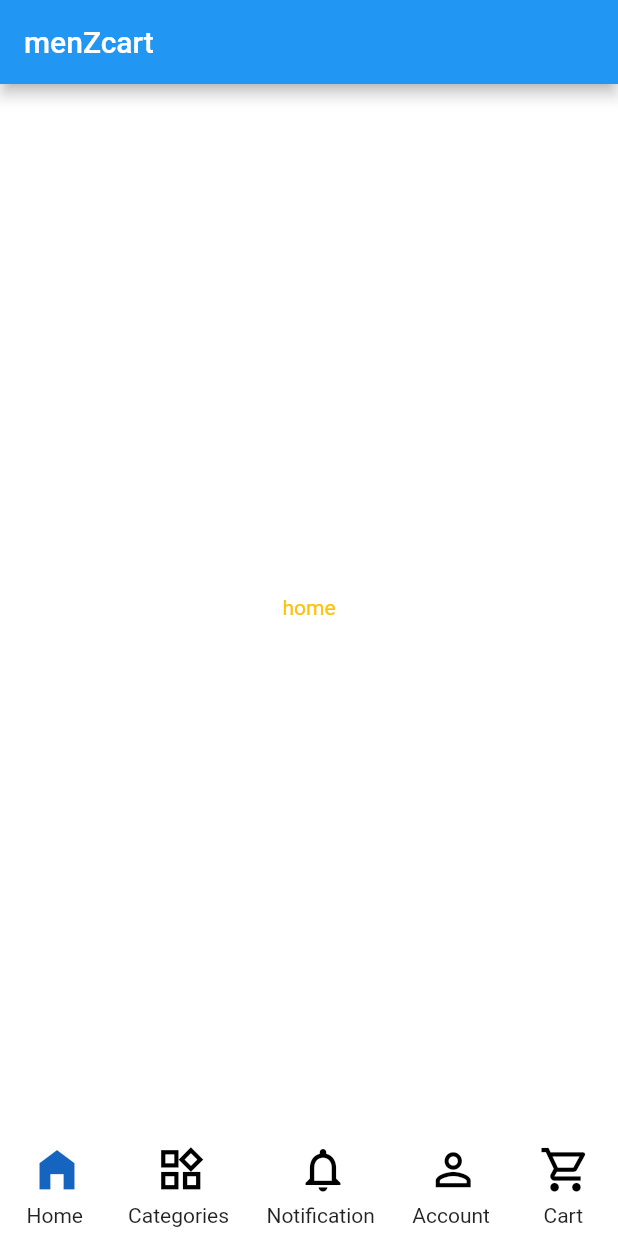
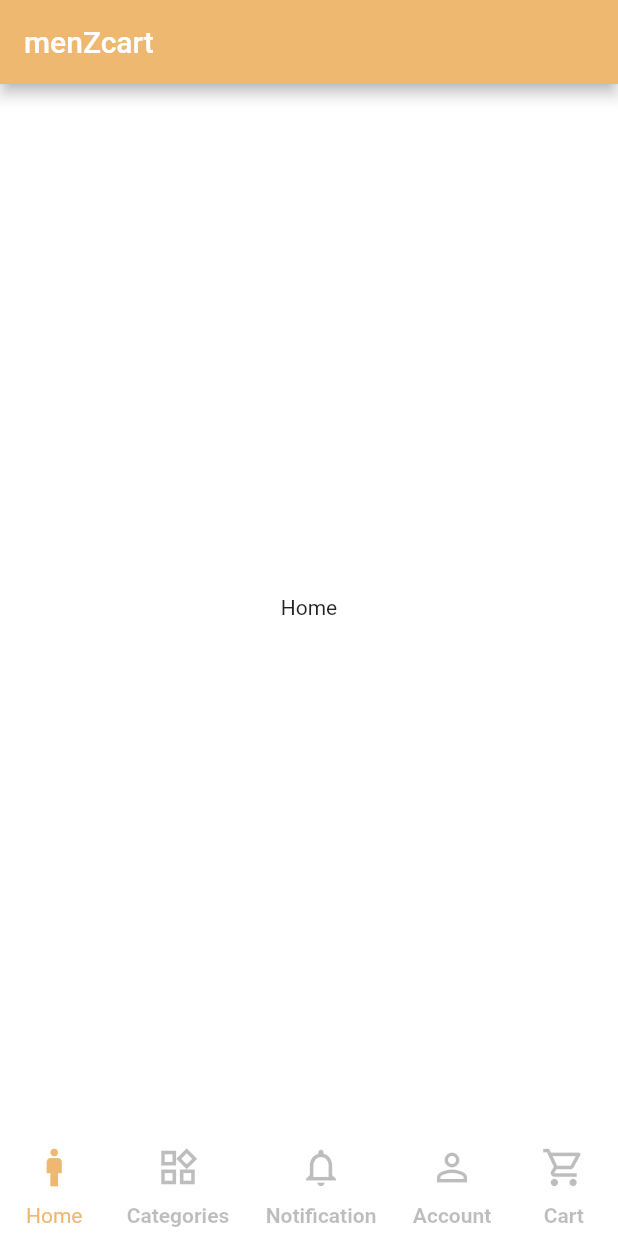
Before and after one commit to pranavpv773/menzclub, a Flutter app: the screen it shows after launch, on a phone screen of 412 x 824 dp. Run offline on Flutter 3.47's test engine with Material 2 defaults, Android fonts, the phone set to English and light mode, and no system bars.

Commit message:
categories screen completed

```diff
--- a/lib/constants/colors.dart
+++ b/lib/constants/colors.dart
@@ -1,3 +1,4 @@
 import 'package:flutter/material.dart';
 
 Color kWhite = Colors.white;
+Color pBlue = Color.fromARGB(255, 238, 184, 113);
--- a/lib/global/view/global_screen.dart
+++ b/lib/global/view/global_screen.dart
@@ -1,4 +1,5 @@
 import 'package:flutter/material.dart';
+import 'package:menz_cart_app/constants/colors.dart';
 import 'package:menz_cart_app/global/view_model/global_provider.dart';
 import 'package:provider/provider.dart';
 
@@ -12,14 +13,17 @@ class GlobalScreen extends StatelessWidget {
     final width = MediaQuery.of(context).size.width;
     final height = MediaQuery.of(context).size.height;
 
-    return Scaffold(
-      appBar: AppBar(
-        title: Text('menZcart'),
+    return SafeArea(
+      child: Scaffold(
+        appBar: AppBar(
+          backgroundColor: pBlue,
+          title: const Text('menZcart'),
+        ),
+        body: Consumer<GlobalProvider>(builder: (context, value, _) {
+          return value.pages[value.pageIndex];
+        }),
+        bottomNavigationBar: const BottomNav(),
       ),
-      body: Consumer<GlobalProvider>(builder: (context, value, _) {
-        return value.pages[value.pageIndex];
-      }),
-      bottomNavigationBar: const BottomNav(),
     );
   }
 }
--- a/lib/global/view/widgets/bottom_nav.dart
+++ b/lib/global/view/widgets/bottom_nav.dart
@@ -23,8 +23,8 @@ class BottomNav extends StatelessWidget {
           BottomNavItems(
             index: 0,
             section: 'Home',
-            icon1: Icons.home_filled,
-            icon2: Icons.home_outlined,
+            icon1: Icons.man,
+            icon2: Icons.man,
           ),
           BottomNavItems(
             index: 1,
@@ -70,7 +70,8 @@ class BottomNavItems extends StatelessWidget {
   final IconData icon2;
   @override
   Widget build(BuildContext context) {
-    return Consumer<GlobalProvider>(builder: (context, value, _) {
+    return Consumer<GlobalProvider>(
+      builder: (context, value, _) {
         return Column(
           children: [
             IconButton(
@@ -86,10 +87,22 @@ class BottomNavItems extends StatelessWidget {
                       icon: icon2,
                     ),
             ),
-          Text(section),
+            value.pageIndex != index
+                ? Text(
+                    section,
+                    style: const TextStyle(
+                      fontWeight: FontWeight.bold,
+                      color: Colors.black26,
+                    ),
+                  )
+                : Text(
+                    section,
+                    style: TextStyle(color: pBlue),
+                  ),
           ],
         );
-    });
+      },
+    );
   }
 }
 
@@ -103,8 +116,8 @@ class NonBottomNavIcon extends StatelessWidget {
   Widget build(BuildContext context) {
     return Icon(
       icon,
-      color: Colors.black,
-      size: 35,
+      color: Colors.black26,
+      size: 30,
     );
   }
 }
@@ -119,8 +132,8 @@ class BottomNavIcon extends StatelessWidget {
   Widget build(BuildContext context) {
     return Icon(
       icon,
-      color: Colors.blue[800],
-      size: 35,
+      color: pBlue,
+      size: 30,
     );
   }
 }
--- a/lib/global/view_model/global_provider.dart
+++ b/lib/global/view_model/global_provider.dart
@@ -1,19 +1,16 @@
 import 'package:flutter/widgets.dart';
-import 'package:menz_cart_app/global/view/global_screen.dart';
+import 'package:menz_cart_app/categories/view/category_screen.dart';
+import 'package:menz_cart_app/home/view/home_screen.dart';
 import 'package:menz_cart_app/shirt/view/shirt_screen.dart';
 
 class GlobalProvider with ChangeNotifier {
   int pageIndex = 0;
 
   final pages = [
+    const HomeScreen(),
+    const CategoriesScreen(),
     const ShirtScreen(
-      string: 'home',
-    ),
-    const ShirtScreen(
-      string: 'categories',
-    ),
-    const ShirtScreen(
-      string: 'notification',
+      string: 'Notification',
     ),
     const ShirtScreen(
       string: 'account',
--- /dev/null
+++ b/lib/home/view/home_screen.dart
@@ -0,0 +1,14 @@
+import 'package:flutter/material.dart';
+
+class HomeScreen extends StatelessWidget {
+  const HomeScreen({Key? key}) : super(key: key);
+
+  @override
+  Widget build(BuildContext context) {
+    return const Center(
+      child: Text(
+        'Home',
+      ),
+    );
+  }
+}
```
Also changed, not shown: lib/categories/view/category_screen.dart (added, +75 -0 lines), lib/categories/view_model/map.dart (added, +65 -0 lines), assets/banners/shirt.png (added), assets/mus_active.png (added), assets/mus_null.png (added). Lines whose indentation alone changed are shown as unchanged.
